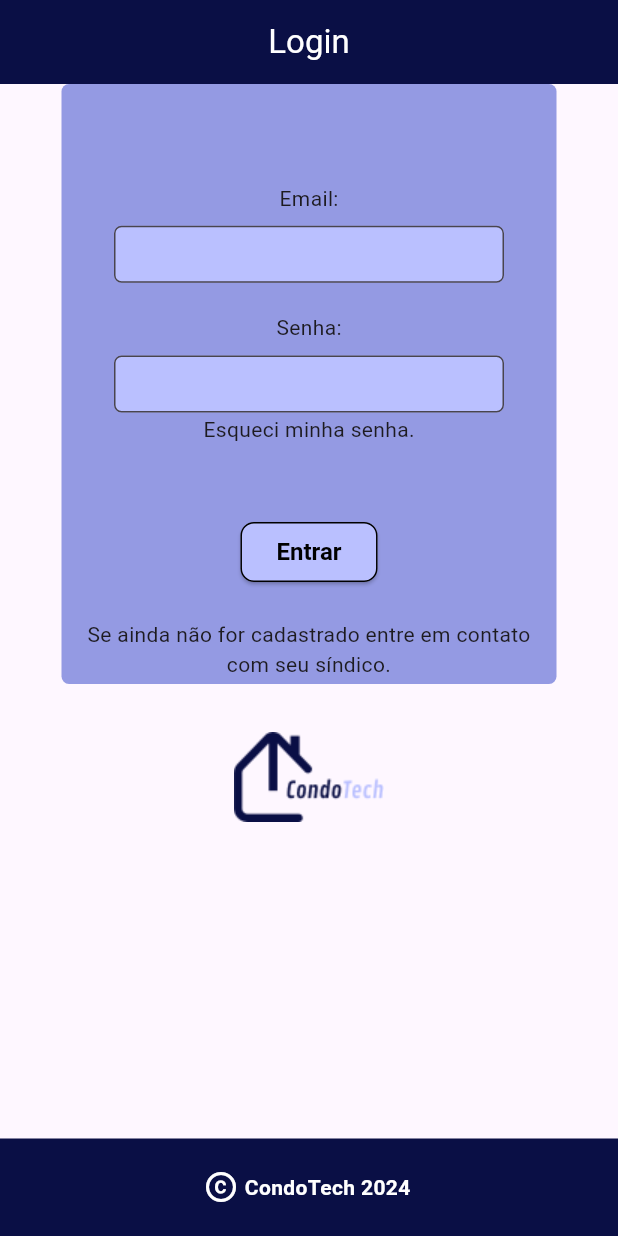
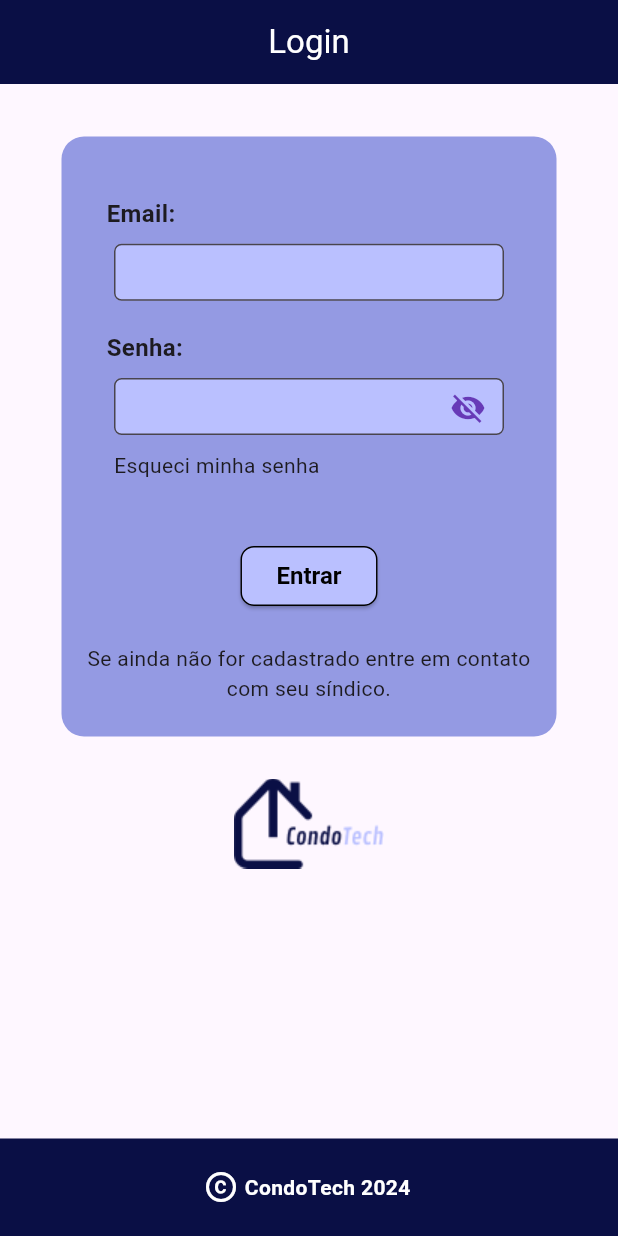
Before and after one commit to CondoTech/condotech_app, a Flutter app: the screen it shows after launch, on a phone screen of 412 x 824 dp. Run offline on Flutter 3.47's test engine with Material 3 defaults, Android fonts, the phone set to English and light mode, and no system bars; our stand-ins replace cloud_firestore, firebase_auth, firebase_core, shared_preferences; accounts and stored records are empty.

Commit message:
add: obscure text password

```diff
--- a/condotech/lib/pages/login.dart
+++ b/condotech/lib/pages/login.dart
@@ -12,7 +12,8 @@ class Login extends StatefulWidget {
 }
 
 class _LoginState extends State<Login> {
-   final _loginController = LoginController();
+  final _loginController = LoginController();
+  bool passwordObscured = true;
 
   @override
   Widget build(BuildContext context) {
@@ -28,20 +29,34 @@ class _LoginState extends State<Login> {
               child: Column(
             children: [
               Container(
+                margin: const EdgeInsets.only(top: 35.0),
                 decoration: BoxDecoration(
-                    borderRadius: const BorderRadius.all(Radius.circular(5)),
+                    borderRadius: const BorderRadius.all(Radius.circular(15)),
                     color: Paleta.lilas),
                 width: 330,
                 height: 400,
                 child: Padding(
-                  padding: const EdgeInsets.only(top: 66.0),
+                  padding: const EdgeInsets.only(top: 40.0),
                   child: Column(
                     children: [
-                      const Text("Email:"),
-                      const SizedBox(height: 8.5),
+                      const Align(
+                        alignment: Alignment.centerLeft,
+                        child: Padding(
+                          padding: EdgeInsets.only(
+                              left: 30), // Ajuste conforme necessário
+                          child: Text(
+                            "Email:",
+                            style: TextStyle(
+                              fontWeight: FontWeight.bold, // Negrito
+                              fontSize: 16.0, // Tamanho da fonte
+                            ),
+                          ),
+                        ),
+                      ),
                       Container(
                         width: 260.0,
                         height: 38.0,
+                        margin: const EdgeInsets.only(top: 8.5),
                         child: TextFormField(
                           controller: _loginController.controllerEmail,
                           decoration: const InputDecoration(
@@ -53,26 +68,66 @@ class _LoginState extends State<Login> {
                           ),
                         ),
                       ),
-                      const SizedBox(height: 20),
-                      const Text("Senha:"),
-                      const SizedBox(height: 8.5),
+                      const Align(
+                        alignment: Alignment.centerLeft,
+                        child: Padding(
+                          padding: EdgeInsets.only(
+                              left: 30.0,
+                              top: 20.0), // Espaçamento ajustado aqui
+                          child: Text(
+                            "Senha:",
+                            style: TextStyle(
+                              fontWeight: FontWeight.bold, // Negrito
+                              fontSize: 16.0, // Tamanho da fonte
+                            ),
+                          ),
+                        ),
+                      ),
                       Container(
                         width: 260.0,
                         height: 38.0,
+                        margin: const EdgeInsets.only(
+                            top: 8.5), // Margem superior adicionada aqui
                         child: TextFormField(
                           controller: _loginController.controllerPassword,
-                          decoration: const InputDecoration(
-                            border: OutlineInputBorder(
+                          obscureText: passwordObscured,
+                          onTapOutside: (tap) =>
+                              FocusScope.of(context).unfocus(),
+                          decoration: InputDecoration(
+                            border: const OutlineInputBorder(
                                 borderRadius:
                                     BorderRadius.all(Radius.circular(5))),
-                            fillColor: Color.fromRGBO(186, 192, 255, 1),
+                            fillColor: const Color.fromRGBO(186, 192, 255, 1),
                             filled: true,
+                            suffixIcon: IconButton(
+                              icon: Icon(
+                                  passwordObscured
+                                      ? Icons.visibility_off
+                                      : Icons.visibility,
+                                  color: Colors.deepPurple),
+                              onPressed: () {
+                                setState(
+                                    () => passwordObscured = !passwordObscured);
+                              },
+                            ),
                           ),
                         ),
                       ),
-                      const SizedBox(height: 1),
-                      const Text("Esqueci minha senha."),
-                      const SizedBox(height: 48),
+                      const SizedBox(height: 10),
+                      const Align(
+                        alignment: Alignment.centerLeft,
+                        child: Padding(
+                          padding: EdgeInsets.only(
+                              left: 35.0), // Espaçamento ajustado aqui
+                          child: Text(
+                            "Esqueci minha senha",
+                            style: TextStyle(
+                              fontSize: 14.0, // Tamanho da fonte
+                            ),
+                          ),
+                        ),
+                      ),
+                      const SizedBox(height: 40),
                       ElevatedButton(
                           style: ElevatedButton.styleFrom(
                             backgroundColor: Paleta.lilasClaro,
@@ -99,7 +154,7 @@ class _LoginState extends State<Login> {
                 ),
               ),
               const SizedBox(
-                height: 32,
+                height: 28,
               ),
               Image.asset(
                 "assets/images/logo.png",
--- a/condotech/lib/routes/routes.dart
+++ b/condotech/lib/routes/routes.dart
@@ -1,7 +1,7 @@
 import 'package:condotech/pages/login.dart';
 import 'package:condotech/pages/home.dart';
+import 'package:condotech/pages/perfil.dart';
 import 'package:flutter/cupertino.dart';
-
 import '../pages/register.dart';
 
 Map<String, WidgetBuilder> routes() {
@@ -9,8 +9,8 @@ Map<String, WidgetBuilder> routes() {
     '/': (context) => const Login(),
     '/login': (context) => const Login(),
     '/home': (context) => const Home(),
-    // '/favoritos': (context) => const FavoritosPage(),
-    // '/modelo': (context) => const ModeloPage(),
+    '/perfil': (context) => const Perfil(),
+    '/register': (context) => const Register(),
     // '/column': (context) => const ColumnPage(),
     // '/colrow': (context) => const ColRowPage(),
     // '/tabbar': (context) => const TabBarPage(),
```
